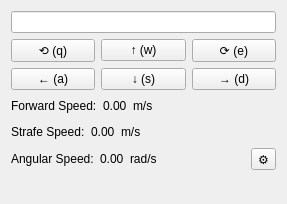
Qt form bwi_rqt_plugins/resources/SimpleRobotSteering.ui (piyushk/bwi_common) before a commit.
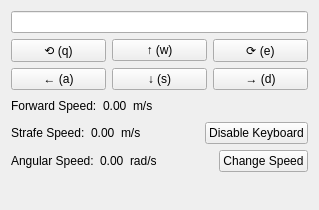
The same form after that commit.

Commit message: fixed some issues with capturing from keyboard.

```diff
--- a/bwi_rqt_plugins/resources/SimpleRobotSteering.ui
+++ b/bwi_rqt_plugins/resources/SimpleRobotSteering.ui
@@ -6,8 +6,8 @@
    <rect>
     <x>0</x>
     <y>0</y>
-    <width>287</width>
-    <height>204</height>
+    <width>319</width>
+    <height>210</height>
    </rect>
   </property>
   <property name="windowTitle">
@@ -168,6 +168,16 @@
          </property>
         </spacer>
        </item>
+       <item>
+        <widget class="QPushButton" name="disable_keyboard_button">
+         <property name="text">
+          <string>Disable Keyboard</string>
+         </property>
+         <property name="checkable">
+          <bool>true</bool>
+         </property>
+        </widget>
+       </item>
       </layout>
      </item>
      <item>
@@ -207,9 +217,12 @@
         </spacer>
        </item>
        <item>
-        <widget class="QToolButton" name="settings_button">
+        <widget class="QPushButton" name="settings_button">
          <property name="text">
-          <string>⚙</string>
+          <string>Change Speed</string>
+         </property>
+         <property name="checkable">
+          <bool>true</bool>
          </property>
         </widget>
        </item>
```
The commit also changes 1 other file.
